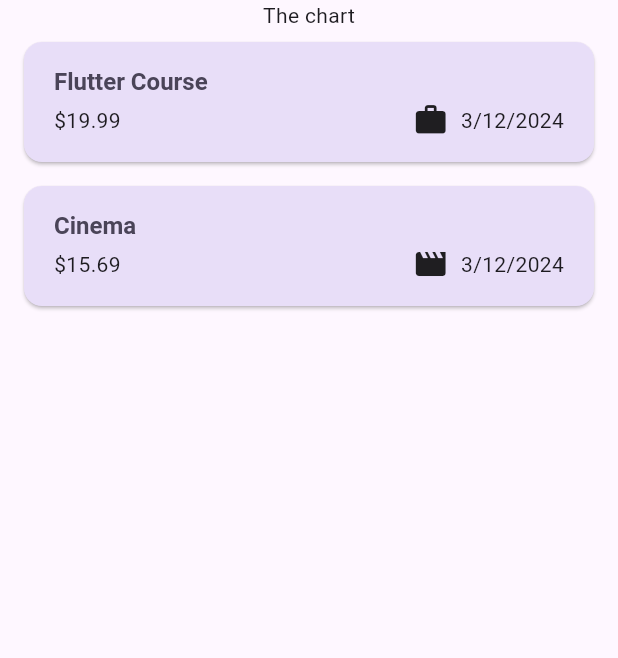
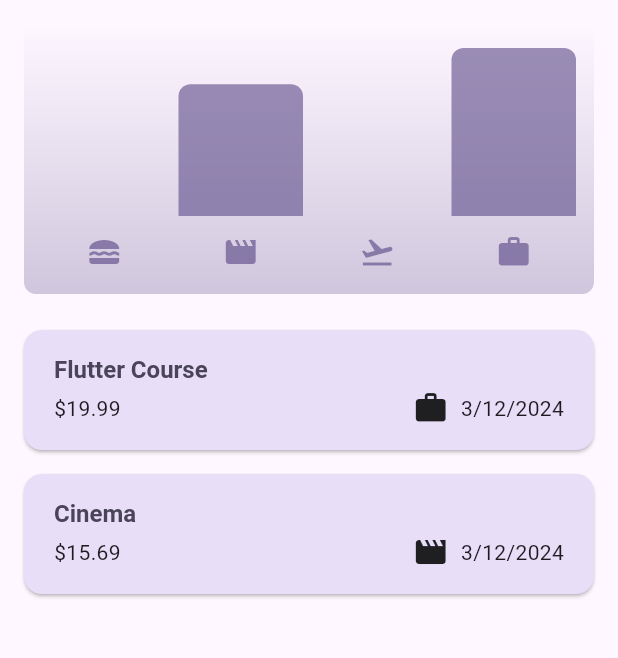
Before and after one commit to alobban/flutter_expense_tracker, a Flutter app: the screen it shows after launch, on a phone screen of 412 x 824 dp, the part 84-742 px from its top. Run offline on Flutter 3.47's test engine with Material 3 defaults, Android fonts, the phone set to English and light mode, and no system bars.

Commit message:
Implement Chart

```diff
--- a/lib/widgets/expenses.dart
+++ b/lib/widgets/expenses.dart
@@ -1,5 +1,6 @@
 import 'package:flutter/material.dart';
 
+import 'package:expense_tracker/widgets/chart/chart.dart';
 import 'package:expense_tracker/widgets/new_expense.dart';
 import 'package:expense_tracker/widgets/expenses_list/expenses_list.dart';
 import 'package:expense_tracker/models/expense.dart';
@@ -91,7 +92,7 @@ class _ExpensesState extends State<Expenses> {
       ),
       body: Column(
         children: [
-          const Text('The chart'),
+          Chart(expenses: _registeredExpenses),
           Expanded(
             child: mainContent,
           ),
```
